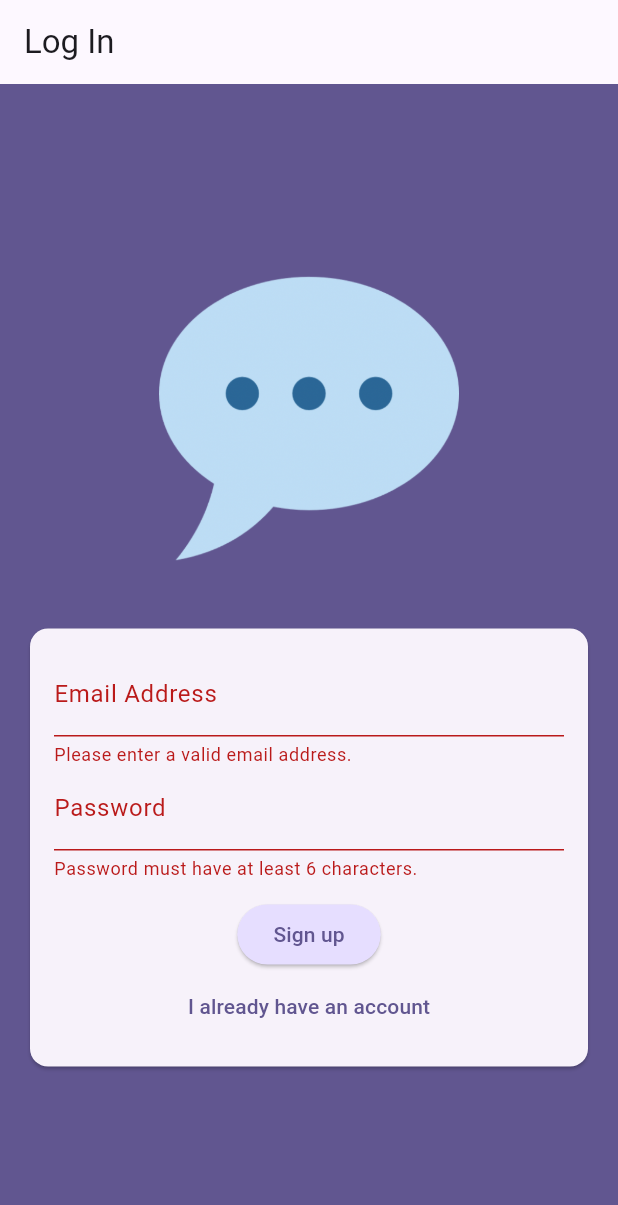
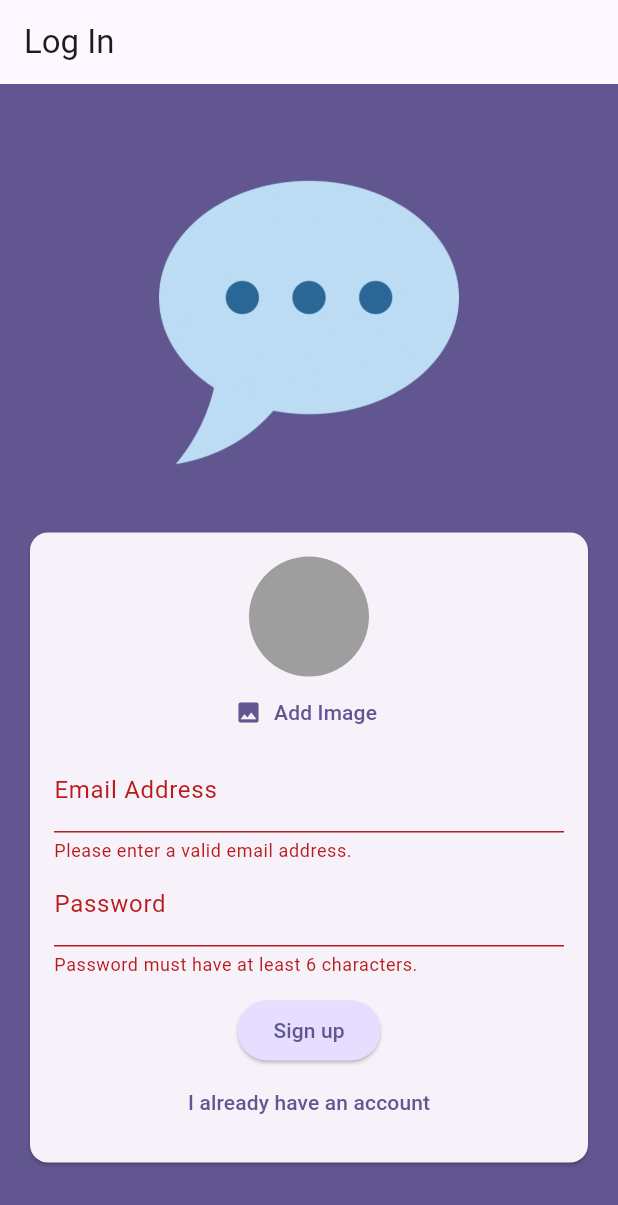
Before and after one commit to weitecklee/flutter_chat_app, a Flutter app: the screen it shows after launch, after a tap on "Log in", after a tap on "Create account", on a phone screen of 412 x 824 dp. Shown: the top 1205 px of the screen. Run offline on Flutter 3.47's test engine with Material 3 defaults, Android fonts, the phone set to English and light mode, and no system bars; our stand-ins replace firebase_auth, firebase_core, firebase_storage, image_picker; accounts and stored records are empty.

Commit message:
add and upload image

```diff
--- a/lib/screens/auth.dart
+++ b/lib/screens/auth.dart
@@ -1,4 +1,8 @@
+import 'dart:io';
+
+import 'package:chat_app/widgets/user_image_picker.dart';
 import 'package:firebase_auth/firebase_auth.dart';
+import 'package:firebase_storage/firebase_storage.dart';
 import 'package:flutter/material.dart';
 
 final _firebase = FirebaseAuth.instance;
@@ -15,14 +19,29 @@ class _AuthScreenState extends State<AuthScreen> {
   final _formKey = GlobalKey<FormState>();
   var _enteredEmail = '';
   var _enteredPassword = '';
+  File? _selectedImage;
+  var _isAuthenticating = false;
 
   void _submit() async {
     if (!_formKey.currentState!.validate()) {
       return;
     }
+
+    if (!_isLogin && _selectedImage == null) {
+      ScaffoldMessenger.of(context).clearSnackBars();
+      ScaffoldMessenger.of(context).showSnackBar(
+        const SnackBar(
+          content: Text('Please add an image.'),
+        ),
+      );
+      return;
+    }
     _formKey.currentState!.save();
 
     try {
+      setState(() {
+        _isAuthenticating = true;
+      });
       if (_isLogin) {
         final userCredentials = await _firebase.signInWithEmailAndPassword(
           email: _enteredEmail,
@@ -33,6 +52,13 @@ class _AuthScreenState extends State<AuthScreen> {
           email: _enteredEmail,
           password: _enteredPassword,
         );
+        final storageRef = FirebaseStorage.instance
+            .ref()
+            .child('user_images')
+            .child('${userCredentials.user!.uid}.jpg');
+        await storageRef.putFile(_selectedImage!);
+        final imageUrl = await storageRef.getDownloadURL();
+        print(imageUrl);
       }
     } on FirebaseAuthException catch (error) {
       ScaffoldMessenger.of(context).clearSnackBars();
@@ -41,6 +67,9 @@ class _AuthScreenState extends State<AuthScreen> {
           content: Text(error.message ?? 'Authentication failed.'),
         ),
       );
+      setState(() {
+        _isAuthenticating = false;
+      });
     }
   }
 
@@ -76,6 +105,12 @@ class _AuthScreenState extends State<AuthScreen> {
                       child: Column(
                         mainAxisSize: MainAxisSize.min,
                         children: [
+                          if (!_isLogin)
+                            UserImagePicker(
+                              onPickImage: (pickedImage) {
+                                _selectedImage = pickedImage;
+                              },
+                            ),
                           TextFormField(
                             decoration: const InputDecoration(
                               labelText: 'Email Address',
@@ -111,6 +146,9 @@ class _AuthScreenState extends State<AuthScreen> {
                             },
                           ),
                           const SizedBox(height: 12),
+                          if (_isAuthenticating)
+                            const CircularProgressIndicator(),
+                          if (!_isAuthenticating)
                             ElevatedButton(
                               onPressed: _submit,
                               style: ElevatedButton.styleFrom(
@@ -122,6 +160,7 @@ class _AuthScreenState extends State<AuthScreen> {
                                   ? const Text('Log in')
                                   : const Text('Sign up'),
                             ),
+                          if (!_isAuthenticating)
                             TextButton(
                               onPressed: () {
                                 setState(() {
--- /dev/null
+++ b/lib/widgets/user_image_picker.dart
@@ -0,0 +1,58 @@
+import 'dart:io';
+
+import 'package:flutter/material.dart';
+import 'package:image_picker/image_picker.dart';
+
+class UserImagePicker extends StatefulWidget {
+  const UserImagePicker({
+    super.key,
+    required this.onPickImage,
+  });
+
+  final void Function(File) onPickImage;
+  @override
+  State<UserImagePicker> createState() => _UserImagePickerState();
+}
+
+class _UserImagePickerState extends State<UserImagePicker> {
+  File? _pickedImageFile;
+
+  void _pickImage() async {
+    final pickedImage = await ImagePicker().pickImage(
+      source: ImageSource.camera,
+      imageQuality: 50,
+      maxWidth: 150,
+    );
+    if (pickedImage == null) {
+      return;
+    }
+    setState(() {
+      _pickedImageFile = File(pickedImage.path);
+    });
+    widget.onPickImage(_pickedImageFile!);
+  }
+
+  @override
+  Widget build(BuildContext context) {
+    return Column(
+      children: [
+        CircleAvatar(
+          radius: 40,
+          backgroundColor: Colors.grey,
+          foregroundImage:
+              _pickedImageFile != null ? FileImage(_pickedImageFile!) : null,
+        ),
+        TextButton.icon(
+          onPressed: _pickImage,
+          icon: const Icon(Icons.image),
+          label: Text(
+            'Add Image',
+            style: TextStyle(
+              color: Theme.of(context).colorScheme.primary,
+            ),
+          ),
+        ),
+      ],
+    );
+  }
+}
--- a/pubspec.yaml
+++ b/pubspec.yaml
@@ -36,6 +36,8 @@ dependencies:
   cupertino_icons: ^1.0.6
   firebase_core: ^3.2.0
   firebase_auth: ^5.1.2
+  firebase_storage: ^12.1.1
+  image_picker: ^1.1.2
 
 dev_dependencies:
   flutter_test:
```
Lines whose indentation alone changed are shown as unchanged.
